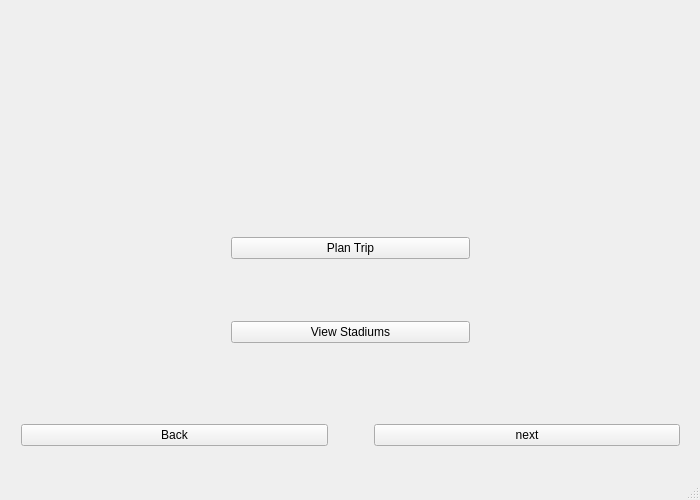
home-run/subtle-cosmic-moose, file src/form/mainwindow.ui: the form before one commit.
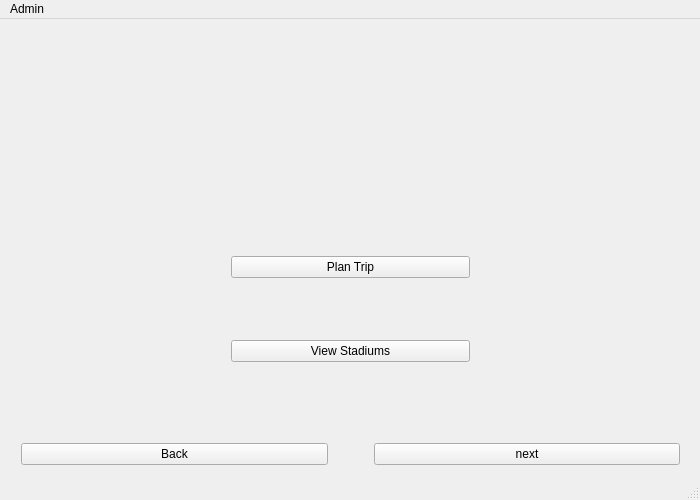
The form after the commit.

Commit message: [#17] admins can now log in with password password and admin stuff appears. wow!

```diff
--- a/src/form/mainwindow.ui
+++ b/src/form/mainwindow.ui
@@ -108,6 +108,14 @@
      <height>19</height>
     </rect>
    </property>
+   <widget class="QMenu" name="menuAdmin">
+    <property name="title">
+     <string>Admin</string>
+    </property>
+    <addaction name="actionLogin"/>
+    <addaction name="actionLogout"/>
+   </widget>
+   <addaction name="menuAdmin"/>
   </widget>
   <widget class="QStatusBar" name="statusBar"/>
  </widget>
```
Left out of the diff: 10 changed lines with no effect on the pictures. The commit also changes 9 other files.
